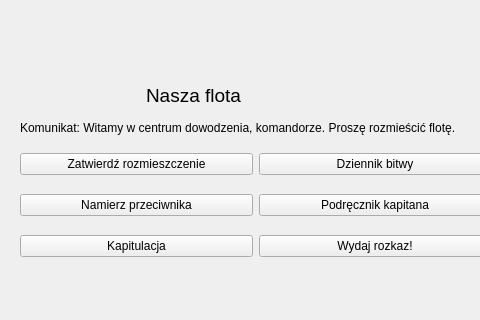
Old version of the form untitled.ui in the repository opiechow/StatkiWNO; both pictures show x 0 to 480 and y 320 to 640 of the 800 by 640 pixel window.
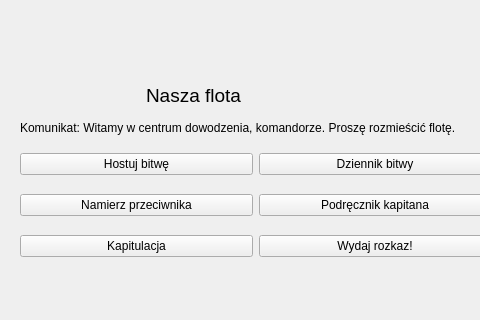
New version of the form.

Patch:
```diff
--- a/untitled.ui
+++ b/untitled.ui
@@ -412,7 +412,7 @@
      <item row="0" column="0">
       <widget class="QPushButton" name="b_listen">
        <property name="text">
-        <string>Zatwierdź rozmieszczenie</string>
+        <string>Hostuj bitwę</string>
        </property>
       </widget>
      </item>
```
